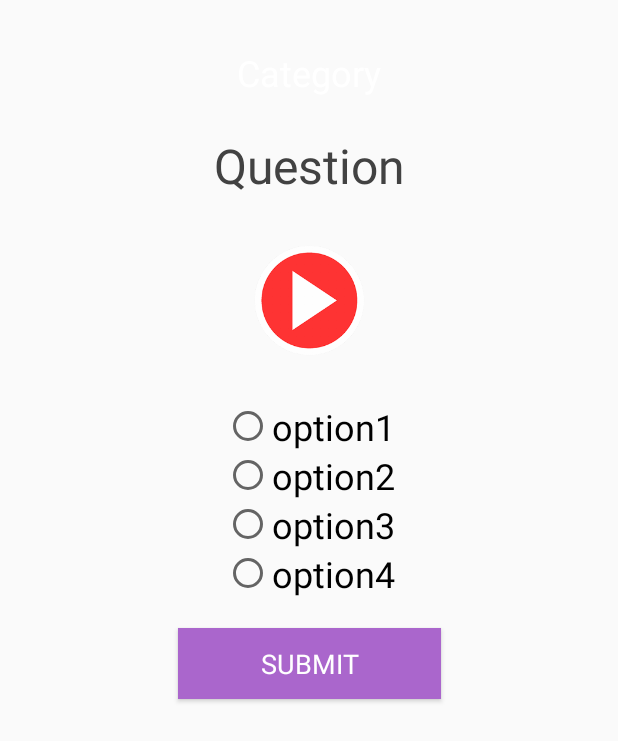
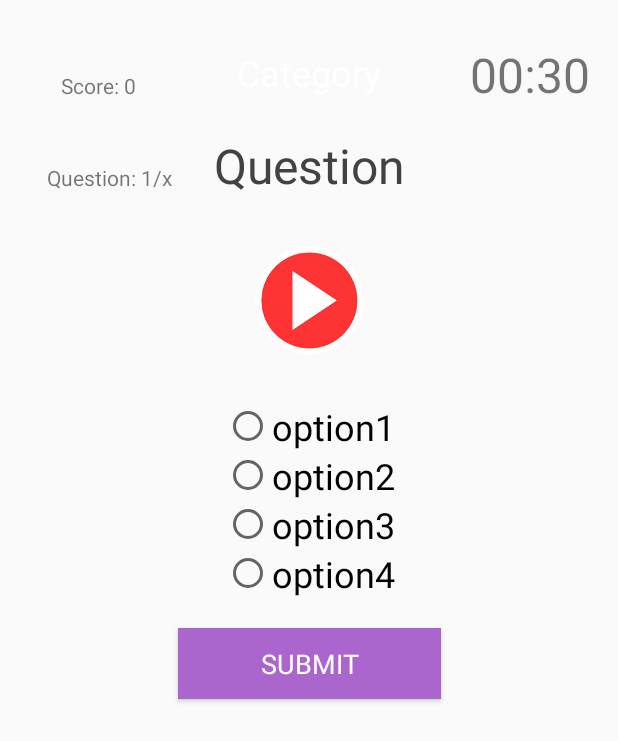
Before and after one commit to WaifNissan/TPK-School, an Android app: the layout activity_question.xml on its own in the app's theme, with its tools: preview values and no code run, on a phone screen of 412 x 824 dp. Shown: the top 741 px of the screen. Run offline under Robolectric (Android 15) with nearby library versions, the phone set to English and light mode, and no system bars; Roboto replaces fonts that are not available here.

Commit message:
Updating the quiz and added the score

```diff
--- a/app/src/main/AndroidManifest.xml
+++ b/app/src/main/AndroidManifest.xml
@@ -18,6 +18,7 @@
             android:theme="@style/SplashTheme">
             <intent-filter>
                 <action android:name="android.intent.action.MAIN" />
+
                 <category android:name="android.intent.category.LAUNCHER" />
             </intent-filter>
         </activity>
@@ -27,11 +28,13 @@
         <activity
             android:name=".QuestionActivity"
             android:label="@string/title_activity_question" />
-        <activity android:name=".ResultSplashActivity"></activity>
+        <activity android:name=".ResultSplashActivity" />
 
         <meta-data
             android:name="preloaded_fonts"
             android:resource="@array/preloaded_fonts" />
+
+        <activity android:name=".StartScreenActivity"></activity>
     </application>
 
 </manifest>
--- a/app/src/main/res/layout/activity_question.xml
+++ b/app/src/main/res/layout/activity_question.xml
@@ -114,4 +114,54 @@
         app:layout_constraintTop_toBottomOf="@+id/question"
         app:srcCompat="@drawable/play_button" />
 
+    <TextView
+        android:id="@+id/textView_score"
+        android:layout_width="wrap_content"
+        android:layout_height="wrap_content"
+        android:layout_marginStart="8dp"
+        android:layout_marginTop="8dp"
+        android:layout_marginEnd="8dp"
+        android:layout_marginBottom="8dp"
+        android:text="Score: 0"
+        app:layout_constraintBottom_toBottomOf="parent"
+        app:layout_constraintEnd_toEndOf="parent"
+        app:layout_constraintHorizontal_bias="0.095"
+        app:layout_constraintStart_toStartOf="parent"
+        app:layout_constraintTop_toTopOf="parent"
+        app:layout_constraintVertical_bias="0.05" />
+
+    <TextView
+        android:id="@+id/textView_question_count"
+        android:layout_width="wrap_content"
+        android:layout_height="wrap_content"
+        android:layout_marginStart="8dp"
+        android:layout_marginTop="8dp"
+        android:layout_marginEnd="8dp"
+        android:layout_marginBottom="8dp"
+        android:text="Question: 1/x"
+        app:layout_constraintBottom_toBottomOf="parent"
+        app:layout_constraintEnd_toEndOf="parent"
+        app:layout_constraintHorizontal_bias="0.075"
+        app:layout_constraintStart_toStartOf="parent"
+        app:layout_constraintTop_toTopOf="parent"
+        app:layout_constraintVertical_bias="0.128" />
+
+    <TextView
+        android:id="@+id/textView8"
+        android:layout_width="wrap_content"
+        android:layout_height="wrap_content"
+        android:layout_marginStart="8dp"
+        android:layout_marginTop="8dp"
+        android:layout_marginEnd="8dp"
+        android:layout_marginBottom="8dp"
+        android:text="00:30"
+        android:textSize="32dp"
+        app:layout_constraintBottom_toBottomOf="parent"
+        app:layout_constraintEnd_toEndOf="parent"
+        app:layout_constraintHorizontal_bias="0.967"
+        app:layout_constraintStart_toStartOf="parent"
+        app:layout_constraintTop_toTopOf="parent"
+        app:layout_constraintVertical_bias="0.026" />
+
+
 </android.support.constraint.ConstraintLayout>
--- a/app/src/main/res/values/styles.xml
+++ b/app/src/main/res/values/styles.xml
@@ -32,6 +32,17 @@
         <item name="android:textColor">@android:color/white</item>
         <item name="android:textStyle">bold</item>
         <item name="android:textAppearance">?android:textAppearanceMedium</item>
+    </style>
+
+    <!-- Animation for all activities -->
+
+    <style name="CustomActivityAnimation" parent="@android:style/Animation.Activity">
+        <item name="android:activityOpenEnterAnimation">@anim/slide_in_right</item>
+        <item name="android:activityOpenExitAnimation">@anim/slide_out_left</item>
+        <item name="android:activityCloseEnterAnimation">@anim/slide_in_left</item>
+        <item name="android:activityCloseExitAnimation">@anim/slide_out_right</item>>
+        <item name="android:textStyle">bold</item>
+        <item name="android:textAppearance">?android:textAppearanceMedium</item>
         <item name="android:fontFamily">@font/handlee</item>
     </style>
 
@@ -42,17 +53,6 @@
         <item name="android:gravity">center_vertical</item>
         <item name="android:padding">16dp</item>
         <item name="android:textColor">@android:color/white</item>
-        <item name="android:textStyle">bold</item>
-        <item name="android:textAppearance">?android:textAppearanceMedium</item>
-    </style>
-
-    <!-- Animation for all activities -->
-
-    <style name="CustomActivityAnimation" parent="@android:style/Animation.Activity">
-        <item name="android:activityOpenEnterAnimation">@anim/slide_in_right</item>
-        <item name="android:activityOpenExitAnimation">@anim/slide_out_left</item>
-        <item name="android:activityCloseEnterAnimation">@anim/slide_in_left</item>
-        <item name="android:activityCloseExitAnimation">@anim/slide_out_right</item>
     </style>
 
 </resources>
--- a/build.gradle
+++ b/build.gradle
@@ -7,7 +7,7 @@ buildscript {
         jcenter()
     }
     dependencies {
-        classpath 'com.android.tools.build:gradle:3.1.4'
+        classpath 'com.android.tools.build:gradle:3.2.0'
 
 
         // NOTE: Do not place your application dependencies here; they belong
```
Also changed, not shown: app/src/main/java/au/com/codycodes/tpk/tamizhpallikoodam/StartScreenActivity.java (added, +13 -0 lines), app/src/main/res/layout/activity_start_screen.xml (added, +40 -0 lines), app/src/main/res/layout/content_home.xml (+4 -3 lines), gradle/wrapper/gradle-wrapper.properties.
